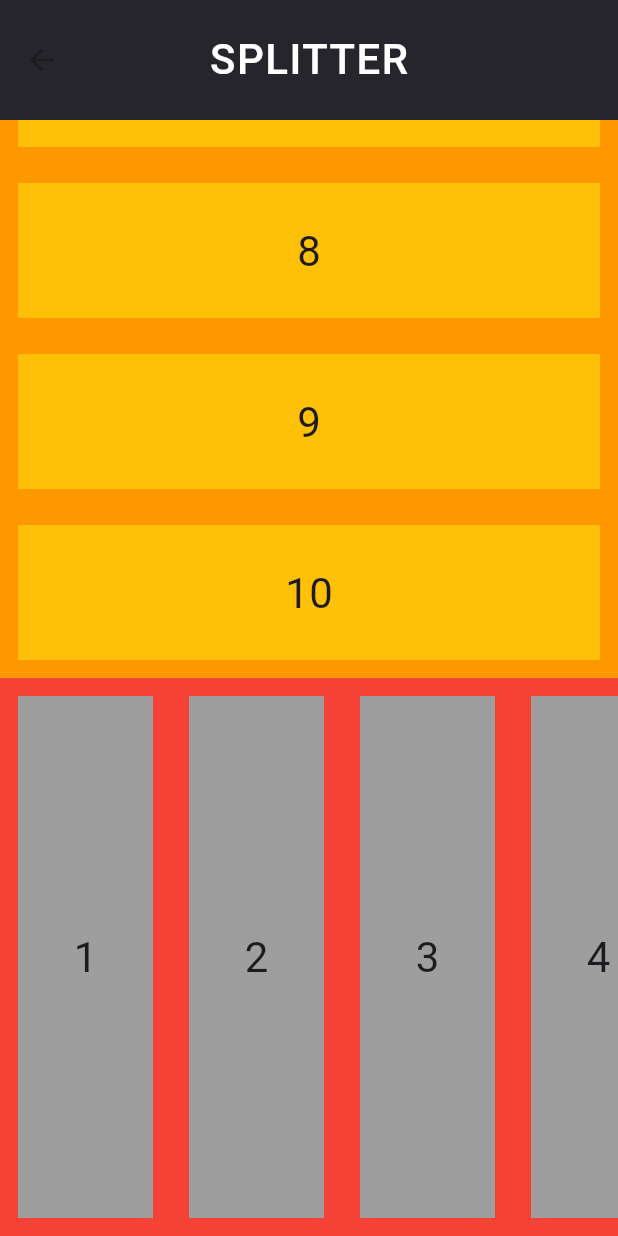
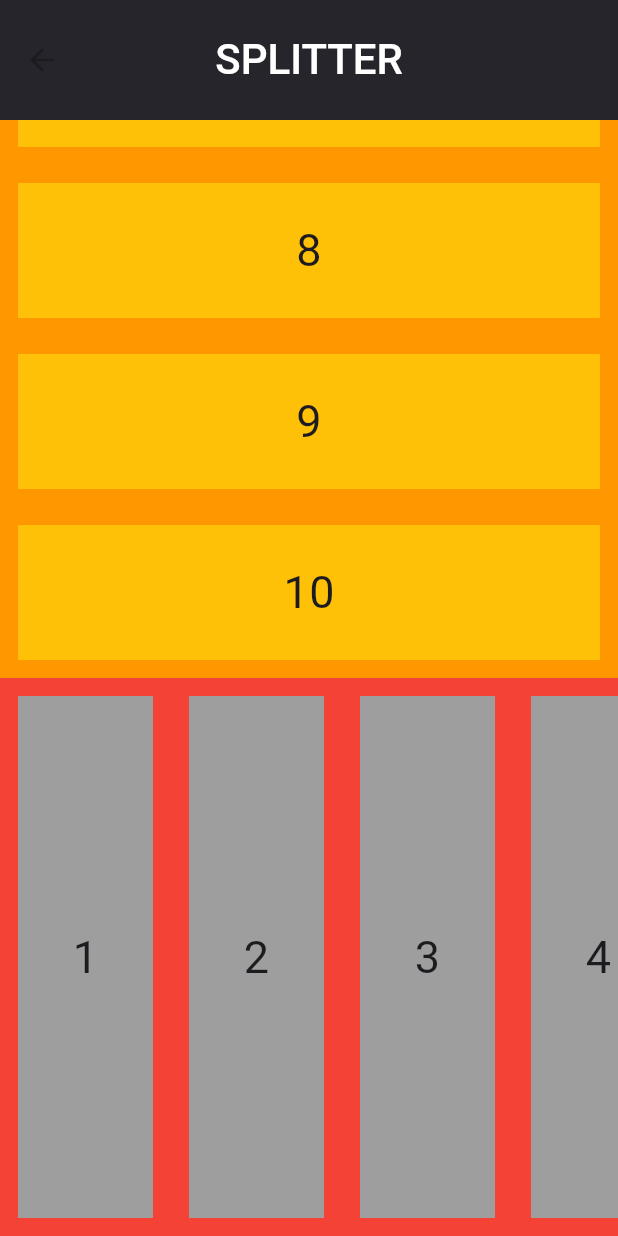
Before and after one commit to Avesh6754/ui_demo, a Flutter app: the Splitter screen opened by its route, scrolled down 768 dp, on a phone screen of 412 x 824 dp. Run offline on Flutter 3.47's test engine with Material 3 defaults, Android fonts, the light colour scheme and no system bars.

Commit message:
7-23-2024

```diff
--- a/lib/spliter.dart
+++ b/lib/spliter.dart
@@ -18,7 +18,7 @@ class _SplitterState extends State<Splitter> {
         title: const Text(
           'SPLITTER',
           style: TextStyle(
-              letterSpacing: 1,
+
               fontSize: 28,
               color: Colors.white,
               fontWeight: FontWeight.w500),
@@ -64,7 +64,7 @@ Container ColumnBox(int index) {
     decoration: BoxDecoration(color: Colors.amber),
     child: Text(
       '${index + 1}',
-      style: TextStyle(fontSize: 28),
+      style: TextStyle(fontSize: 30),
     ),
   );
 }
@@ -78,7 +78,7 @@ Container RowBox(int index) {
     decoration: const BoxDecoration(color: Colors.grey),
     child: Text(
       '${index + 1}',
-      style: TextStyle(fontSize: 28),
+      style: TextStyle(fontSize: 30),
     ),
   );
 }
```
